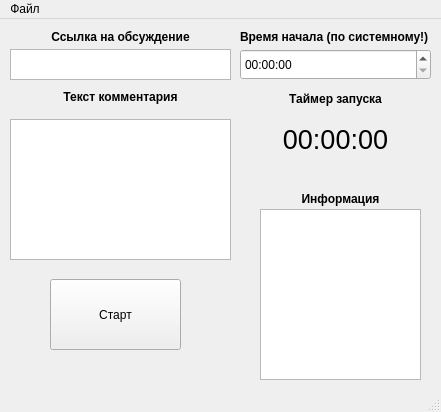
Before: the Qt Designer form mainwindow.ui in NexusGrid/CrazyDiamond, drawn with Qt 5.
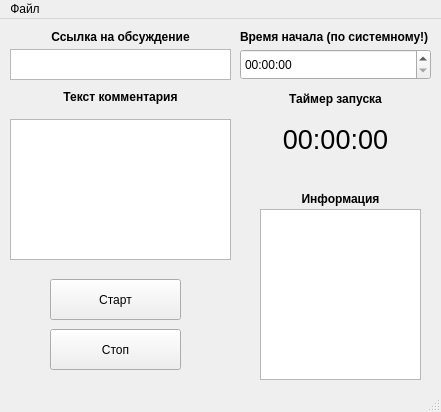
After: the same form once the commit is applied.

```diff
--- a/mainwindow.ui
+++ b/mainwindow.ui
@@ -99,7 +99,7 @@
       <x>50</x>
       <y>260</y>
       <width>131</width>
-      <height>71</height>
+      <height>41</height>
      </rect>
     </property>
     <property name="text">
@@ -219,6 +219,19 @@
      <set>Qt::AlignCenter</set>
     </property>
    </widget>
+   <widget class="QPushButton" name="pushButton_Stop">
+    <property name="geometry">
+     <rect>
+      <x>50</x>
+      <y>310</y>
+      <width>131</width>
+      <height>41</height>
+     </rect>
+    </property>
+    <property name="text">
+     <string>Стоп</string>
+    </property>
+   </widget>
   </widget>
   <widget class="QMenuBar" name="menubar">
    <property name="geometry">
```
